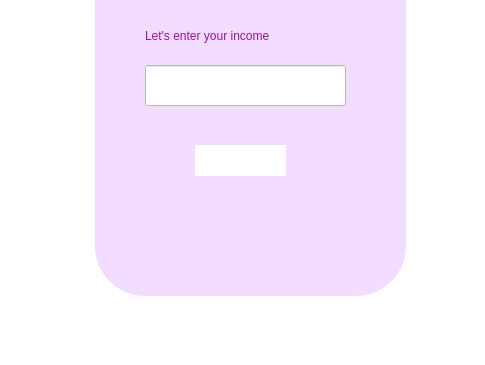
Before: the Qt Designer form newincome.ui in Nirjaraa/spendwise, drawn with Qt 5; both pictures show x 475 to 960 and y 175 to 540 of the 960 by 540 pixel window.
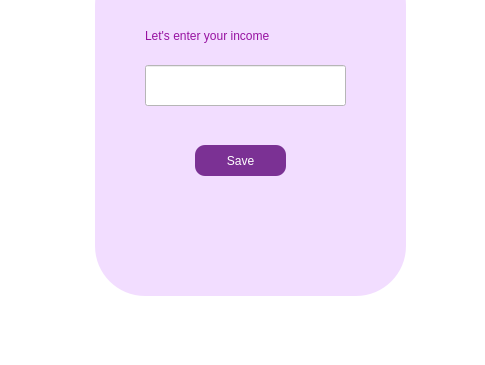
After: the same form once the commit is applied. Icons and pictures are not drawn.

The edit to the form file:
```diff
--- a/newincome.ui
+++ b/newincome.ui
@@ -74,8 +74,11 @@
     <property name="styleSheet">
      <string notr="true">background-image:url(:/resources/p7.jpg);
 font: 12pt &quot;Bahnschrift&quot;;
-color:white;
-border-radius:30px
+border-color: none;
+color: rgb(255, 255, 255);
+background-color: rgb(123,49,148);
+border-radius: 10px;
+
 </string>
     </property>
     <property name="text">
```
Left out of the diff: 2 changed lines with no effect on the pictures.
